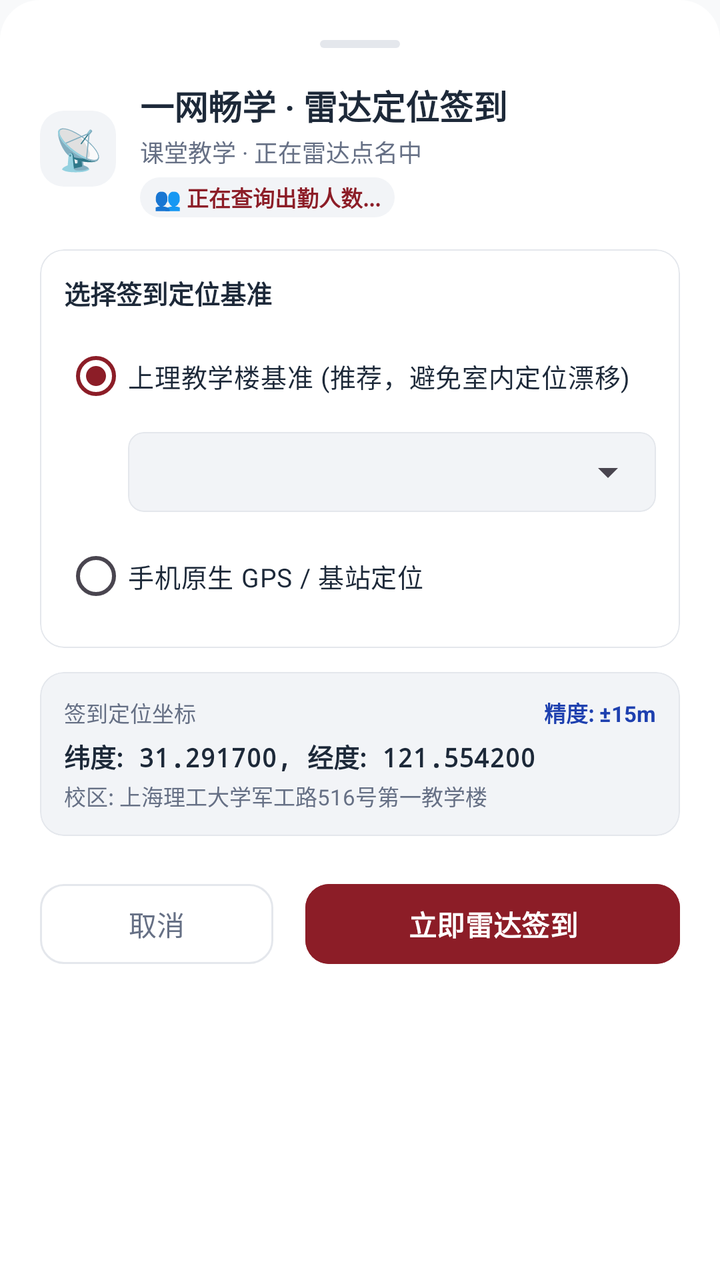
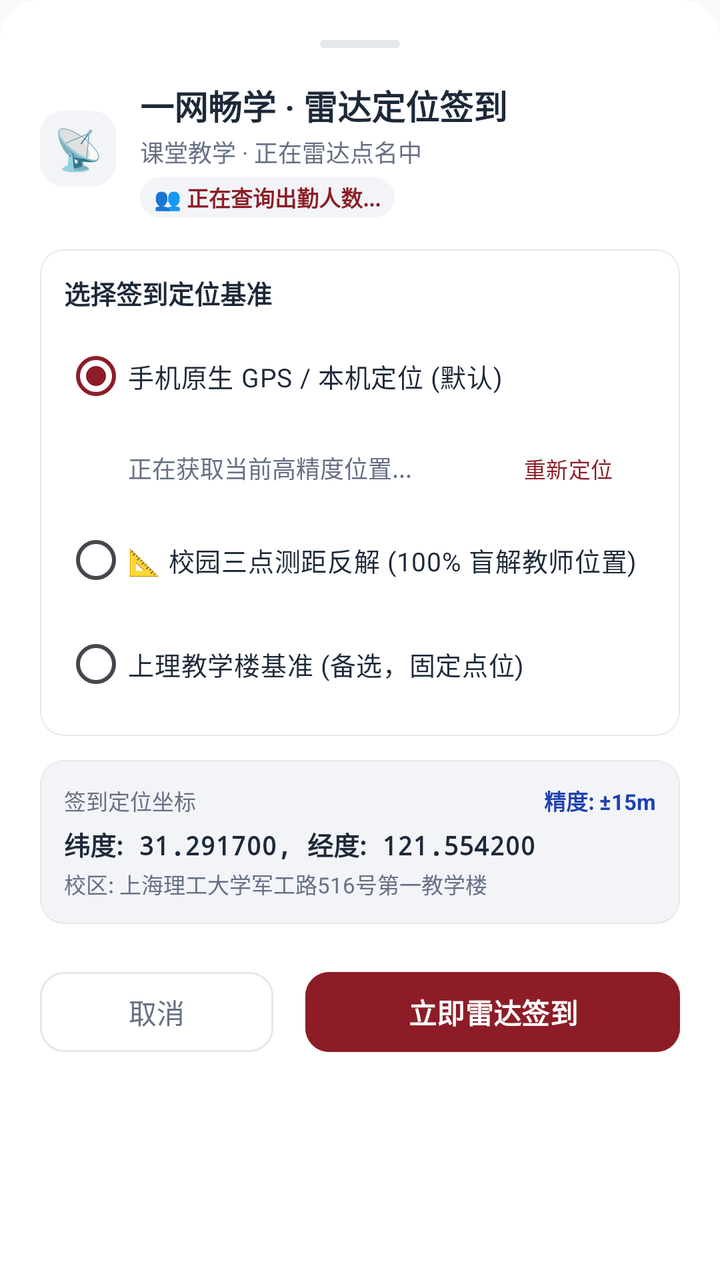

Compare the two renders of this Android layout. The source of the first and the diff that turns it into the second are given below.
<!-- AndroidManifest.xml: application theme Theme.UsstJwgl -->
<!-- res/layout/dialog_radar_rollcall.xml -->
<?xml version="1.0" encoding="utf-8"?>
<LinearLayout xmlns:android="http://schemas.android.com/apk/res/android"
    xmlns:app="http://schemas.android.com/apk/res-auto"
    xmlns:tools="http://schemas.android.com/tools"
    android:layout_width="match_parent"
    android:layout_height="wrap_content"
    android:background="@drawable/bg_sheet_dialog"
    android:orientation="vertical"
    android:padding="20dp">

    
    <View
        android:layout_width="40dp"
        android:layout_height="4dp"
        android:layout_gravity="center_horizontal"
        android:layout_marginBottom="16dp"
        android:background="@drawable/bg_bottom_sheet_handle" />

    
    <LinearLayout
        android:layout_width="match_parent"
        android:layout_height="wrap_content"
        android:gravity="center_vertical"
        android:orientation="horizontal">

        <TextView
            android:layout_width="38dp"
            android:layout_height="38dp"
            android:background="@drawable/bg_badge_rounded"
            android:backgroundTint="@color/surface_variant"
            android:gravity="center"
            android:text="📡"
            android:textSize="20sp" />

        <LinearLayout
            android:layout_width="0dp"
            android:layout_height="wrap_content"
            android:layout_marginStart="12dp"
            android:layout_weight="1"
            android:orientation="vertical">

            <TextView
                android:layout_width="wrap_content"
                android:layout_height="wrap_content"
                android:text="一网畅学 · 雷达定位签到"
                android:textColor="@color/text_primary"
                android:textSize="17sp"
                android:textStyle="bold" />

            <TextView
                android:id="@+id/tvRadarCourseInfo"
                android:layout_width="wrap_content"
                android:layout_height="wrap_content"
                android:layout_marginTop="2dp"
                android:text="课堂教学 · 正在雷达点名中"
                android:textColor="@color/text_secondary"
                android:textSize="12sp" />

            
            <TextView
                android:id="@+id/tvRadarAttendanceStats"
                android:layout_width="wrap_content"
                android:layout_height="wrap_content"
                android:layout_marginTop="4dp"
                android:background="@drawable/bg_badge_rounded"
                android:backgroundTint="@color/surface_variant"
                android:paddingHorizontal="7dp"
                android:paddingVertical="2dp"
                android:text="👥 正在查询出勤人数..."
                android:textColor="@color/primary"
                android:textSize="11sp"
                android:textStyle="bold" />

        </LinearLayout>

        <TextView
            android:id="@+id/tvRadarRollcallIdBadge"
            android:layout_width="wrap_content"
            android:layout_height="wrap_content"
            android:background="@drawable/bg_badge_rounded"
            android:paddingHorizontal="8dp"
            android:paddingVertical="3dp"
            android:visibility="gone"
            android:text="ID: --"
            android:textColor="@color/text_secondary"
            android:textSize="11sp" />

    </LinearLayout>

    
    <com.google.android.material.card.MaterialCardView
        android:layout_width="match_parent"
        android:layout_height="wrap_content"
        android:layout_marginTop="16dp"
        app:cardBackgroundColor="@color/surface"
        app:cardCornerRadius="12dp"
        app:cardElevation="0dp"
        app:strokeColor="@color/border"
        app:strokeWidth="0.8dp">

        <LinearLayout
            android:layout_width="match_parent"
            android:layout_height="wrap_content"
            android:orientation="vertical"
            android:padding="12dp">

            <TextView
                android:layout_width="wrap_content"
                android:layout_height="wrap_content"
                android:text="选择签到定位基准"
                android:textColor="@color/text_primary"
                android:textSize="13sp"
                android:textStyle="bold" />

            <RadioGroup
                android:id="@+id/rgLocationMode"
                android:layout_width="match_parent"
                android:layout_height="wrap_content"
                android:layout_marginTop="8dp"
                android:orientation="vertical">

                
                <RadioButton
                    android:id="@+id/rbModeBuilding"
                    android:layout_width="match_parent"
                    android:layout_height="wrap_content"
                    android:checked="true"
                    android:text="上理教学楼基准 (推荐，避免室内定位漂移)"
                    android:textColor="@color/text_primary"
                    android:textSize="13sp" />

                
                <LinearLayout
                    android:id="@+id/layoutBuildingSelector"
                    android:layout_width="match_parent"
                    android:layout_height="wrap_content"
                    android:layout_marginStart="32dp"
                    android:layout_marginTop="4dp"
                    android:layout_marginBottom="8dp"
                    android:gravity="center_vertical"
                    android:orientation="horizontal">

                    <com.google.android.material.card.MaterialCardView
                        android:layout_width="match_parent"
                        android:layout_height="40dp"
                        app:cardBackgroundColor="@color/surface_variant"
                        app:cardCornerRadius="8dp"
                        app:cardElevation="0dp"
                        app:strokeColor="@color/border"
                        app:strokeWidth="0.8dp">

                        <Spinner
                            android:id="@+id/spinnerBuildings"
                            android:layout_width="match_parent"
                            android:layout_height="match_parent"
                            android:paddingHorizontal="10dp" />

                    </com.google.android.material.card.MaterialCardView>

                </LinearLayout>

                
                <RadioButton
                    android:id="@+id/rbModeCurrentGps"
                    android:layout_width="match_parent"
                    android:layout_height="wrap_content"
                    android:text="手机原生 GPS / 基站定位"
                    android:textColor="@color/text_primary"
                    android:textSize="13sp" />

                
                <LinearLayout
                    android:id="@+id/layoutGpsStatus"
                    android:layout_width="match_parent"
                    android:layout_height="wrap_content"
                    android:layout_marginStart="32dp"
                    android:layout_marginTop="4dp"
                    android:gravity="center_vertical"
                    android:orientation="horizontal"
                    android:visibility="gone">

                    <TextView
                        android:id="@+id/tvGpsStatus"
                        android:layout_width="0dp"
                        android:layout_height="wrap_content"
                        android:layout_weight="1"
                        android:text="正在获取当前高精度位置..."
                        android:textColor="@color/text_secondary"
                        android:textSize="12sp" />

                    <com.google.android.material.button.MaterialButton
                        android:id="@+id/btnRefreshGps"
                        style="@style/Widget.Material3.Button.TextButton"
                        android:layout_width="wrap_content"
                        android:layout_height="36dp"
                        android:text="重新定位"
                        android:textSize="11sp" />

                </LinearLayout>

            </RadioGroup>

        </LinearLayout>

    </com.google.android.material.card.MaterialCardView>

    
    <com.google.android.material.card.MaterialCardView
        android:layout_width="match_parent"
        android:layout_height="wrap_content"
        android:layout_marginTop="12dp"
        app:cardBackgroundColor="@color/surface_variant"
        app:cardCornerRadius="12dp"
        app:cardElevation="0dp"
        app:strokeColor="@color/border"
        app:strokeWidth="0.8dp">

        <LinearLayout
            android:layout_width="match_parent"
            android:layout_height="wrap_content"
            android:orientation="vertical"
            android:padding="12dp">

            <LinearLayout
                android:layout_width="match_parent"
                android:layout_height="wrap_content"
                android:gravity="center_vertical"
                android:orientation="horizontal">

                <TextView
                    android:layout_width="0dp"
                    android:layout_height="wrap_content"
                    android:layout_weight="1"
                    android:text="签到定位坐标"
                    android:textColor="@color/text_secondary"
                    android:textSize="11sp" />

                <TextView
                    android:id="@+id/tvAccuracyTip"
                    android:layout_width="wrap_content"
                    android:layout_height="wrap_content"
                    android:text="精度: ±15m"
                    android:textColor="@color/grade_blue_text"
                    android:textSize="11sp"
                    android:textStyle="bold" />

            </LinearLayout>

            <TextView
                android:id="@+id/tvCoordinatesDisplay"
                android:layout_width="wrap_content"
                android:layout_height="wrap_content"
                android:layout_marginTop="4dp"
                android:fontFamily="monospace"
                android:text="纬度: 31.291700, 经度: 121.554200"
                android:textColor="@color/text_primary"
                android:textSize="13sp"
                android:textStyle="bold" />

            <TextView
                android:id="@+id/tvSelectedBuildingCampus"
                android:layout_width="wrap_content"
                android:layout_height="wrap_content"
                android:layout_marginTop="2dp"
                android:text="校区: 上海理工大学军工路516号第一教学楼"
                android:textColor="@color/text_secondary"
                android:textSize="11sp" />

        </LinearLayout>

    </com.google.android.material.card.MaterialCardView>

    
    <com.google.android.material.checkbox.MaterialCheckBox
        android:id="@+id/cbRadarSignAll"
        android:layout_width="match_parent"
        android:layout_height="wrap_content"
        android:layout_marginTop="10dp"
        android:text="同时为全部已保存账号签到 (独立设备码)"
        android:textColor="@color/text_secondary"
        android:textSize="12.5sp"
        android:visibility="gone" />

    
    <LinearLayout
        android:layout_width="match_parent"
        android:layout_height="wrap_content"
        android:layout_marginTop="20dp"
        android:gravity="center_vertical"
        android:orientation="horizontal">

        <com.google.android.material.button.MaterialButton
            android:id="@+id/btnCancelRadar"
            style="@style/Widget.Material3.Button.OutlinedButton"
            android:layout_width="0dp"
            android:layout_height="48dp"
            android:layout_marginEnd="8dp"
            android:layout_weight="1"
            android:text="取消"
            android:textColor="@color/text_secondary"
            app:cornerRadius="12dp"
            app:strokeColor="@color/border" />

        <FrameLayout
            android:layout_width="0dp"
            android:layout_height="48dp"
            android:layout_marginStart="8dp"
            android:layout_weight="1.6">

            <com.google.android.material.button.MaterialButton
                android:id="@+id/btnSubmitRadar"
                android:layout_width="match_parent"
                android:layout_height="match_parent"
                android:backgroundTint="@color/primary"
                android:text="立即雷达签到"
                android:textColor="@color/on_primary"
                android:textSize="14sp"
                android:textStyle="bold"
                app:cornerRadius="12dp" />

            <ProgressBar
                android:id="@+id/progressRadarSubmitting"
                android:layout_width="24dp"
                android:layout_height="24dp"
                android:layout_gravity="center"
                android:indeterminateTint="#FFFFFF"
                android:visibility="gone" />

        </FrameLayout>

    </LinearLayout>

</LinearLayout>
<!-- resources referenced by this layout -->
<resources>
  <color name="border">#E4E7EC</color>
  <color name="grade_blue_text">#1E40AF</color>
  <color name="on_primary">#FFFFFF</color>
  <color name="primary">#8C1D27</color>
  <color name="surface">#FFFFFF</color>
  <color name="surface_variant">#F2F4F7</color>
  <color name="text_primary">#1D2939</color>
  <color name="text_secondary">#667085</color>
  <!-- drawable bg_badge_rounded (drawable) -->
  <?xml version="1.0" encoding="utf-8"?>
  <shape xmlns:android="http://schemas.android.com/apk/res/android"
      android:shape="rectangle">
      <corners android:radius="12dp" />
      <solid android:color="@color/badge_bg" />
  </shape>
  <!-- drawable bg_bottom_sheet_handle (drawable) -->
  <?xml version="1.0" encoding="utf-8"?>
  <shape xmlns:android="http://schemas.android.com/apk/res/android">
      <solid android:color="@color/border" />
      <corners android:radius="2dp" />
  </shape>
  <!-- drawable bg_sheet_dialog (drawable) -->
  <?xml version="1.0" encoding="utf-8"?>
  <shape xmlns:android="http://schemas.android.com/apk/res/android"
      android:shape="rectangle">
      <solid android:color="@color/surface" />
      <corners
          android:topLeftRadius="20dp"
          android:topRightRadius="20dp"
          android:bottomLeftRadius="0dp"
          android:bottomRightRadius="0dp" />
  </shape>
  <style name="Theme.UsstJwgl" parent="Theme.Material3.DayNight.NoActionBar">
          <item name="colorPrimary">@color/primary</item>
          <item name="colorOnPrimary">@color/on_primary</item>
          <item name="colorPrimaryContainer">@color/primary_container</item>
          <item name="colorOnPrimaryContainer">@color/on_primary_container</item>
  
          <item name="colorSecondary">@color/secondary</item>
          <item name="colorSecondaryContainer">@color/secondary_container</item>
          <item name="colorOnSecondaryContainer">@color/on_secondary_container</item>
  
          <item name="android:statusBarColor">@android:color/transparent</item>
          <item name="android:windowLightStatusBar">true</item>
          <item name="android:navigationBarColor">@android:color/transparent</item>
          <item name="android:windowLightNavigationBar" tools:targetApi="o_mr1">true</item>
          <item name="android:windowBackground">@color/background</item>
  
          
          <item name="bottomNavigationStyle">@style/Widget.Material3.BottomNavigationView</item>
  
          
          <item name="materialCardViewStyle">@style/Widget.Material3.CardView.Outlined</item>
          <item name="android:forceDarkAllowed" tools:targetApi="q">false</item>
      </style>
  <color name="badge_bg">#FFDAD8</color>
  <color name="primary_container">#FFDAD8</color>
  <color name="on_primary_container">#3B080E</color>
  <color name="secondary">#775654</color>
  <color name="secondary_container">#FFDAD7</color>
  <color name="on_secondary_container">#2C1514</color>
  <color name="background">#F8F9FA</color>
</resources>

<!-- the commit's change to res/layout/dialog_radar_rollcall.xml (unified diff, before → after) -->
@@ -121,16 +121,95 @@
 
                 
                 <RadioButton
-                    android:id="@+id/rbModeBuilding"
+                    android:id="@+id/rbModeCurrentGps"
                     android:layout_width="match_parent"
                     android:layout_height="wrap_content"
                     android:checked="true"
-                    android:text="上理教学楼基准 (推荐，避免室内定位漂移)"
+                    android:text="手机原生 GPS / 本机定位 (默认)"
                     android:textColor="@color/text_primary"
                     android:textSize="13sp" />
 
                 
                 <LinearLayout
+                    android:id="@+id/layoutGpsStatus"
+                    android:layout_width="match_parent"
+                    android:layout_height="wrap_content"
+                    android:layout_marginStart="32dp"
+                    android:layout_marginTop="4dp"
+                    android:gravity="center_vertical"
+                    android:orientation="horizontal">
+
+                    <TextView
+                        android:id="@+id/tvGpsStatus"
+                        android:layout_width="0dp"
+                        android:layout_height="wrap_content"
+                        android:layout_weight="1"
+                        android:text="正在获取当前高精度位置..."
+                        android:textColor="@color/text_secondary"
+                        android:textSize="12sp" />
+
+                    <com.google.android.material.button.MaterialButton
+                        android:id="@+id/btnRefreshGps"
+                        style="@style/Widget.Material3.Button.TextButton"
+                        android:layout_width="wrap_content"
+                        android:layout_height="36dp"
+                        android:text="重新定位"
+                        android:textSize="11sp" />
+
+                </LinearLayout>
+
+                
+                <RadioButton
+                    android:id="@+id/rbModeTrilateration"
+                    android:layout_width="match_parent"
+                    android:layout_height="wrap_content"
+                    android:layout_marginTop="4dp"
+                    android:text="📐 校园三点测距反解 (100% 盲解教师位置)"
+                    android:textColor="@color/text_primary"
+                    android:textSize="13sp" />
+
+                
+                <LinearLayout
+                    android:id="@+id/layoutTrilaterationStatus"
+                    android:layout_width="match_parent"
+                    android:layout_height="wrap_content"
+                    android:layout_marginStart="32dp"
+                    android:layout_marginTop="4dp"
+                    android:gravity="center_vertical"
+                    android:orientation="horizontal"
+                    android:visibility="gone">
+
+                    <TextView
+                        android:id="@+id/tvTrilaterationStatus"
+                        android:layout_width="0dp"
+                        android:layout_height="wrap_content"
+                        android:layout_weight="1"
+                        android:text="点击右侧按钮开始测距反解教师位置"
+                        android:textColor="@color/text_secondary"
+                        android:textSize="12sp" />
+
+                    <com.google.android.material.button.MaterialButton
+                        android:id="@+id/btnStartTrilateration"
+                        style="@style/Widget.Material3.Button.TextButton"
+                        android:layout_width="wrap_content"
+                        android:layout_height="36dp"
+                        android:text="开始测距"
+                        android:textSize="11sp" />
+
+                </LinearLayout>
+
+                
+                <RadioButton
+                    android:id="@+id/rbModeBuilding"
+                    android:layout_width="match_parent"
+                    android:layout_height="wrap_content"
+                    android:layout_marginTop="4dp"
+                    android:text="上理教学楼基准 (备选，固定点位)"
+                    android:textColor="@color/text_primary"
+                    android:textSize="13sp" />
+
+                
+                <LinearLayout
                     android:id="@+id/layoutBuildingSelector"
                     android:layout_width="match_parent"
                     android:layout_height="wrap_content"
@@ -138,7 +217,8 @@
                     android:layout_marginTop="4dp"
                     android:layout_marginBottom="8dp"
                     android:gravity="center_vertical"
-                    android:orientation="horizontal">
+                    android:orientation="horizontal"
+                    android:visibility="gone">
 
                     <com.google.android.material.card.MaterialCardView
                         android:layout_width="match_parent"
@@ -156,45 +236,6 @@
                             android:paddingHorizontal="10dp" />
 
                     </com.google.android.material.card.MaterialCardView>
-
-                </LinearLayout>
-
-                
-                <RadioButton
-                    android:id="@+id/rbModeCurrentGps"
-                    android:layout_width="match_parent"
-                    android:layout_height="wrap_content"
-                    android:text="手机原生 GPS / 基站定位"
-                    android:textColor="@color/text_primary"
-                    android:textSize="13sp" />
-
-                
-                <LinearLayout
-                    android:id="@+id/layoutGpsStatus"
-                    android:layout_width="match_parent"
-                    android:layout_height="wrap_content"
-                    android:layout_marginStart="32dp"
-                    android:layout_marginTop="4dp"
-                    android:gravity="center_vertical"
-                    android:orientation="horizontal"
-                    android:visibility="gone">
-
-                    <TextView
-                        android:id="@+id/tvGpsStatus"
-                        android:layout_width="0dp"
-                        android:layout_height="wrap_content"
-                        android:layout_weight="1"
-                        android:text="正在获取当前高精度位置..."
-                        android:textColor="@color/text_secondary"
-                        android:textSize="12sp" />
-
-                    <com.google.android.material.button.MaterialButton
-                        android:id="@+id/btnRefreshGps"
-                        style="@style/Widget.Material3.Button.TextButton"
-                        android:layout_width="wrap_content"
-                        android:layout_height="36dp"
-                        android:text="重新定位"
-                        android:textSize="11sp" />
 
                 </LinearLayout>
 
